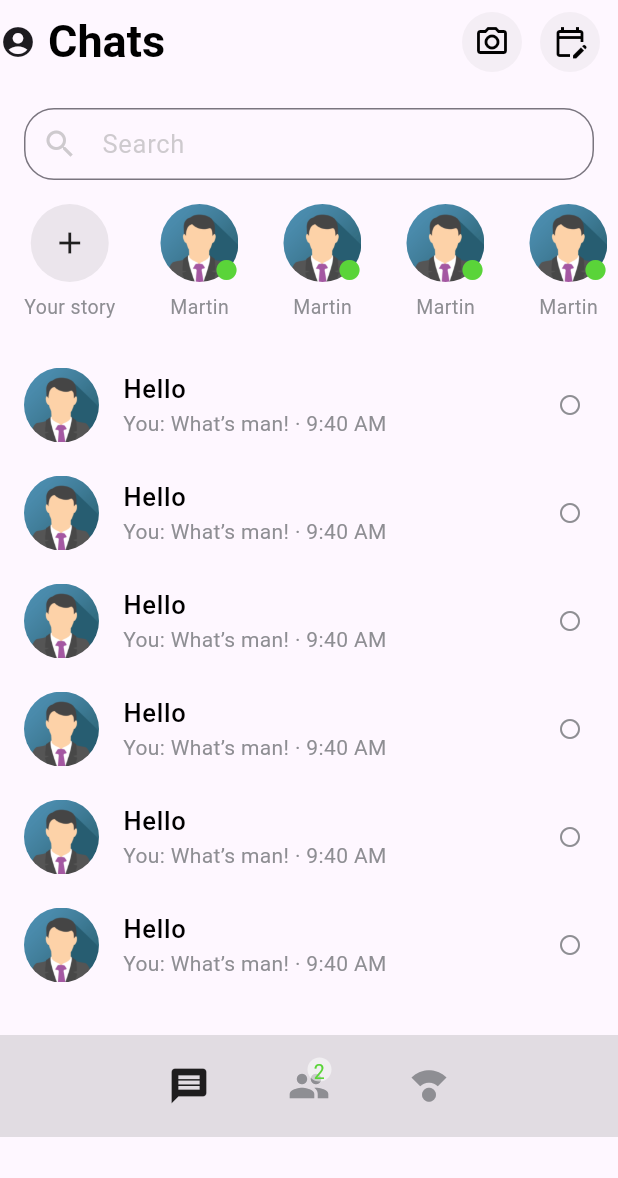
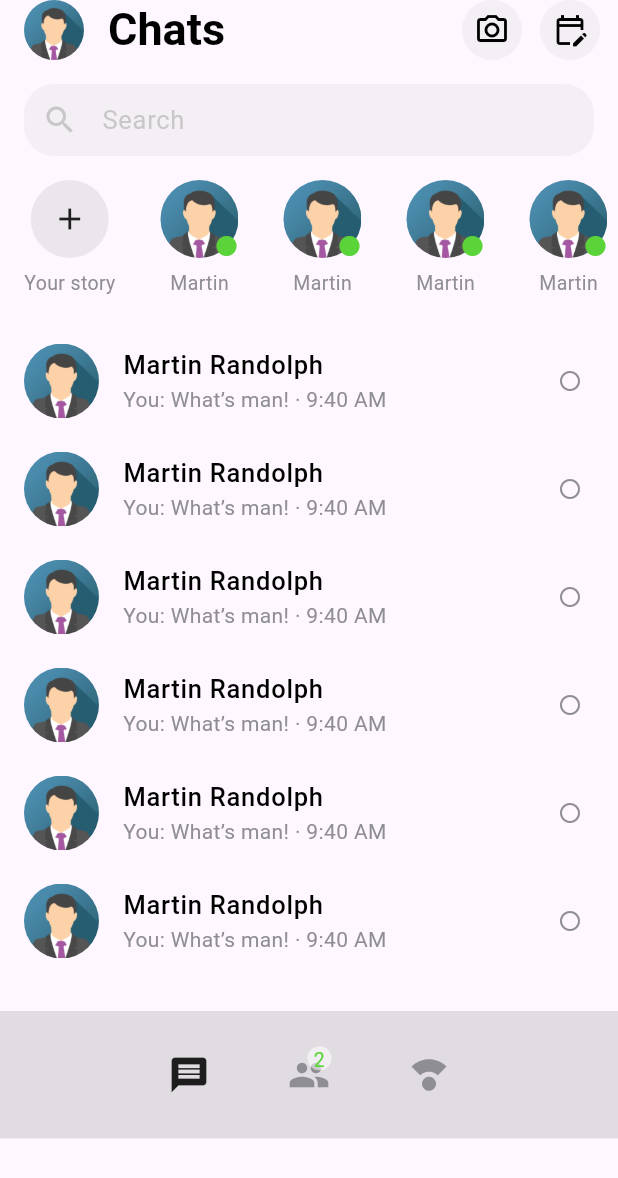
Before and after one commit to HoangUET51/login, a Flutter app: the screen it shows after launch, on a phone screen of 412 x 824 dp. Shown: the top 1178 px of the screen. Run offline on Flutter 3.47's test engine with Material 2 defaults, Android fonts, the phone set to English and light mode, and no system bars.

Commit message:
edit avatar list view

```diff
--- a/lib/listView.dart
+++ b/lib/listView.dart
@@ -7,11 +7,23 @@ class Messages extends StatelessWidget {
   @override
   Widget build(BuildContext context) {
     return Scaffold(
+      resizeToAvoidBottomInset: false,
       appBar: PreferredSize(
-          preferredSize: Size.fromHeight(68),
+          preferredSize: Size.fromRadius(20),
           child: AppBar(
-            leading: Icon(Icons.account_circle_rounded),
-            leadingWidth: 16,
+            leading: Padding(
+              padding: const EdgeInsets.only(
+                left: 16,
+              ),
+              child: ClipRRect(
+                borderRadius: BorderRadius.circular(40),
+                child: Image.asset(
+                  'assets/images/avatar.png',
+                  fit: BoxFit.cover,
+                ),
+              ),
+            ),
+            leadingWidth: 56,
             title: Text(
               "Chats",
               style: TextStyle(
@@ -54,17 +66,21 @@ class Messages extends StatelessWidget {
         children: [
           Padding(
             padding:
-                const EdgeInsets.only(left: 16, right: 16, top: 4, bottom: 8),
+                const EdgeInsets.only(left: 16, right: 16, top: 16, bottom: 8),
             child: TextField(
                 style: TextStyle(
                     fontSize: 17, color: Colors.grey.withOpacity(0.5)),
                 decoration: InputDecoration(
+                    filled: true,
+                    fillColor: Colors.grey.withOpacity(0.1),
                     prefixIcon: Icon(
                       Icons.search,
                       color: Colors.grey.withOpacity(0.5),
                     ),
                     border: OutlineInputBorder(
-                        borderRadius: BorderRadius.circular(20)),
+                        borderRadius: BorderRadius.circular(20),
+                        borderSide:
+                            BorderSide(width: 0, style: BorderStyle.none)),
                     hintText: 'Search',
                     hintStyle: TextStyle(
                         color: Colors.grey.withOpacity(0.5), fontSize: 17),
@@ -153,7 +169,7 @@ class Messages extends StatelessWidget {
                       height: 50,
                     ),
                     title: Text(
-                      "Hello",
+                      "Martin Randolph",
                       style: TextStyle(
                           fontWeight: FontWeight.w500,
                           fontSize: 17,
@@ -183,7 +199,7 @@ class Messages extends StatelessWidget {
           Container(
             color: Colors.grey.withOpacity(0.3),
             width: double.infinity,
-            height: 68,
+            height: 85,
             child: Row(
               mainAxisAlignment: MainAxisAlignment.center,
               children: [
```
